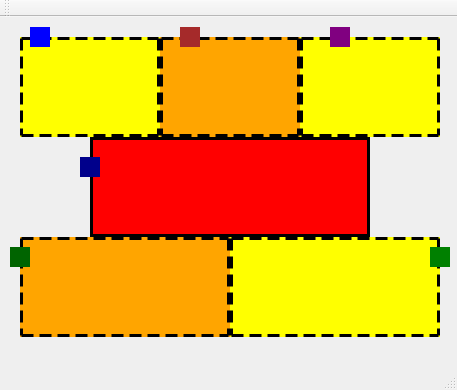
Barbalho12/Train-Project, file TrainServer/mainwindow.ui: the form before one commit.
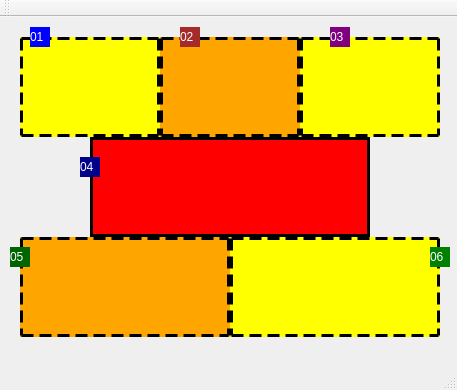
The form after the commit.

Commit message: Adição de número nos trens

What changed in the file:
```diff
--- a/TrainServer/mainwindow.ui
+++ b/TrainServer/mainwindow.ui
@@ -126,10 +126,11 @@
      </rect>
     </property>
     <property name="styleSheet">
-     <string notr="true">background-color:  blue</string>
+     <string notr="true">background-color:  blue;
+color:white;</string>
     </property>
     <property name="text">
-     <string/>
+     <string>01</string>
     </property>
    </widget>
    <widget class="QLabel" name="labelTrem02">
@@ -142,10 +143,11 @@
      </rect>
     </property>
     <property name="styleSheet">
-     <string notr="true">background-color:  brown</string>
+     <string notr="true">background-color:  brown;
+color:white;</string>
     </property>
     <property name="text">
-     <string/>
+     <string>02</string>
     </property>
    </widget>
    <widget class="QLabel" name="labelTrem03">
@@ -158,10 +160,11 @@
      </rect>
     </property>
     <property name="styleSheet">
-     <string notr="true">background-color:  purple</string>
+     <string notr="true">background-color:  purple;
+color:white;</string>
     </property>
     <property name="text">
-     <string/>
+     <string>03</string>
     </property>
    </widget>
    <widget class="QLabel" name="labelTrem04">
@@ -174,10 +177,11 @@
      </rect>
     </property>
     <property name="styleSheet">
-     <string notr="true">background-color:  darkblue</string>
+     <string notr="true">background-color:  darkblue;
+color:white;</string>
     </property>
     <property name="text">
-     <string/>
+     <string>04</string>
     </property>
    </widget>
    <widget class="QLabel" name="labelTrem06">
@@ -190,10 +194,11 @@
      </rect>
     </property>
     <property name="styleSheet">
-     <string notr="true">background-color:  green</string>
+     <string notr="true">background-color:  green;
+color:white;</string>
     </property>
     <property name="text">
-     <string/>
+     <string>06</string>
     </property>
    </widget>
    <widget class="QLabel" name="labelTrem05">
@@ -206,10 +211,11 @@
      </rect>
     </property>
     <property name="styleSheet">
-     <string notr="true">background-color:  darkgreen</string>
+     <string notr="true">background-color:  darkgreen;
+color:white;</string>
     </property>
     <property name="text">
-     <string/>
+     <string>05</string>
     </property>
    </widget>
   </widget>
```
The commit also changes 2 other files.
